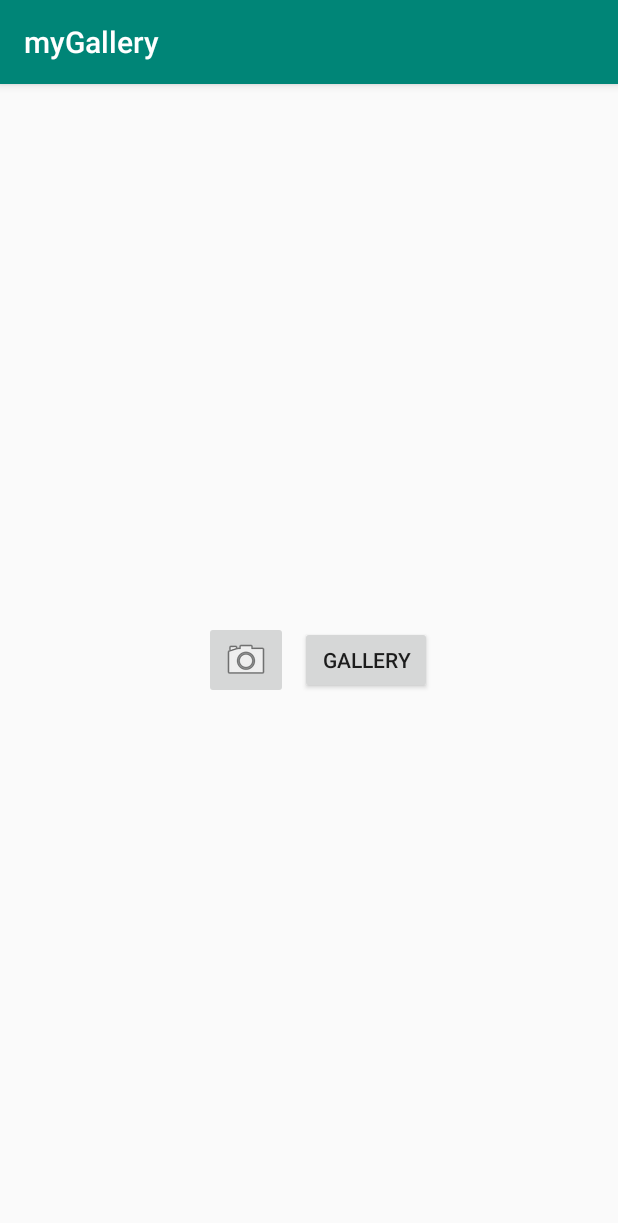
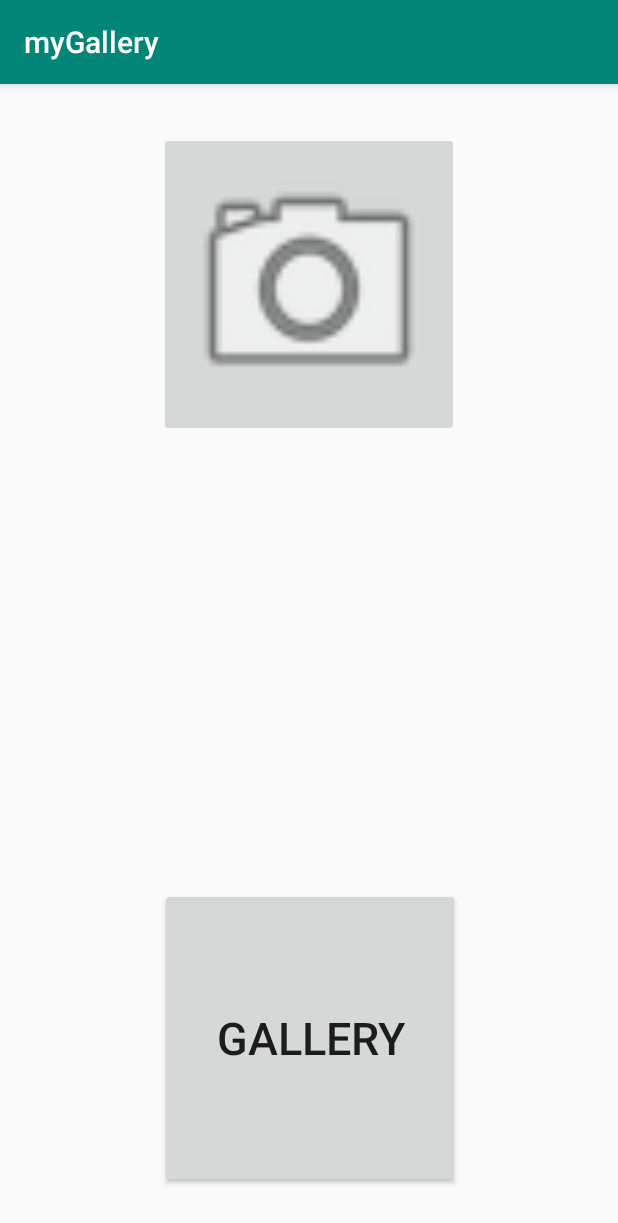
Before and after one commit to deadstone91/myGallery2, an Android app: the screen it shows after launch (MainActivity), on a phone screen of 412 x 824 dp. Shown: the top 1223 px of the screen. Run offline under Robolectric (Android 15) with nearby library versions, the phone set to English and light mode, and no system bars.

Commit message:
Main Gui changes

```diff
--- a/app/src/main/java/com/example/mygallery/TheCamera.java
+++ b/app/src/main/java/com/example/mygallery/TheCamera.java
@@ -61,12 +61,13 @@ public class TheCamera extends AppCompatActivity {
                 Log.i("PHOTOFILE", "dispatchTakePictureIntent:" + photoURI);
                 takePic.putExtra(MediaStore.EXTRA_OUTPUT, photoURI);
                 takePic.putExtra("data", "hello");
+
+
                 startActivityForResult(takePic, REQUEST_IMAGE_CAPTURE);
                 setResult(RESULT_OK, takePic);
             }
         }
     }
-
     @Override
     protected void onActivityResult(int requestCode, int resultCode, final Intent data) {
 
@@ -102,22 +103,38 @@ public class TheCamera extends AppCompatActivity {
             }
 
 
+        }else{
+            Intent goBack = new Intent(this, MainActivity.class);
+            startActivity(goBack);
+            this.finish();
         }
     }
 
     protected void retakePic(View view) {
+       deletePic();
+
+
+
+
         new AlertDialog.Builder(TheCamera.this)
                 .setTitle("New Picture?")
                 .setMessage("Are you sure you want to take another picture?")
                 .setPositiveButton(android.R.string.yes, new DialogInterface.OnClickListener() {
                     @Override
                     public void onClick(DialogInterface dialog, int which) {
+                        theView.setImageDrawable(null);
                         dispatchTakePictureIntent();
+
                     }
                 })
                 .setNegativeButton(android.R.string.no, null)
                 .setIcon(android.R.drawable.ic_dialog_alert)
                 .show();
+    }
+
+    private void deletePic() {
+        File[] pics = new File[50];
+        //get directory here
     }
 
     protected void savePic(Intent data) {
--- a/app/src/main/res/layout/activity_main.xml
+++ b/app/src/main/res/layout/activity_main.xml
@@ -8,30 +8,31 @@
 
     <ImageButton
         android:id="@+id/btnCamera"
-        android:layout_width="wrap_content"
-        android:layout_height="wrap_content"
+        style="@android:style/Widget.DeviceDefault.Light.ImageButton"
+        android:layout_width="200dp"
+        android:layout_height="203dp"
         android:layout_marginStart="8dp"
-        android:layout_marginTop="8dp"
+        android:layout_marginTop="32dp"
         android:layout_marginEnd="8dp"
-        android:layout_marginBottom="8dp"
         android:onClick="viewCamera"
-        app:layout_constraintBottom_toBottomOf="parent"
+        android:scaleType="fitXY"
         app:layout_constraintEnd_toEndOf="parent"
-        app:layout_constraintHorizontal_bias="0.377"
         app:layout_constraintStart_toStartOf="parent"
         app:layout_constraintTop_toTopOf="parent"
         app:srcCompat="@android:drawable/ic_menu_camera" />
 
     <Button
         android:id="@+id/galleryBtn"
-        android:layout_width="wrap_content"
-        android:layout_height="45dp"
+        android:layout_width="200dp"
+        android:layout_height="200dp"
         android:layout_marginStart="8dp"
-        android:layout_marginTop="8dp"
-        android:layout_marginBottom="8dp"
+        android:layout_marginEnd="8dp"
+        android:layout_marginBottom="32dp"
         android:onClick="viewGallery"
         android:text="Gallery"
+        android:textSize="30sp"
         app:layout_constraintBottom_toBottomOf="parent"
-        app:layout_constraintStart_toEndOf="@+id/btnCamera"
-        app:layout_constraintTop_toTopOf="parent" />
+        app:layout_constraintEnd_toEndOf="parent"
+        app:layout_constraintHorizontal_bias="0.503"
+        app:layout_constraintStart_toStartOf="parent" />
 </android.support.constraint.ConstraintLayout>
```
